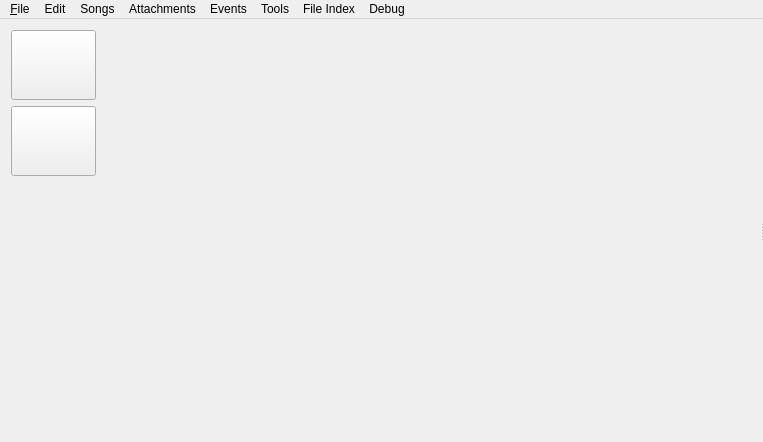
The window that src/mainwindow.ui (pasbi/CAN) describes before a commit, drawn with Qt 5.
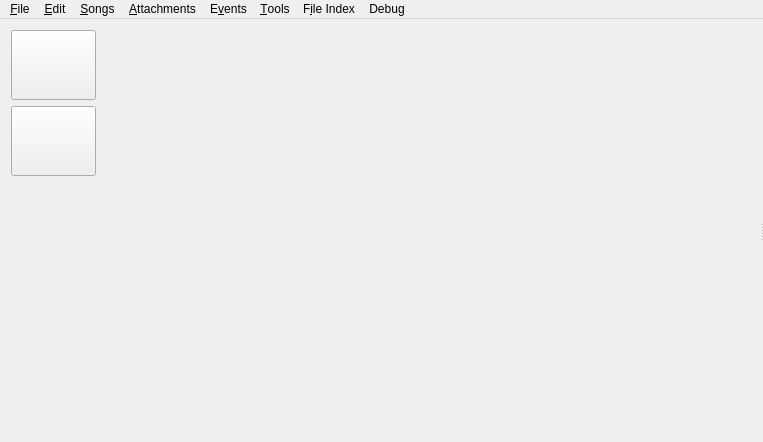
The same window after the commit. Icons and pictures are not drawn. Custom widgets are drawn as their Qt base class.

```diff
--- a/src/mainwindow.ui
+++ b/src/mainwindow.ui
@@ -205,7 +205,7 @@
      <string>Tools.</string>
     </property>
     <property name="title">
-     <string>Tools</string>
+     <string>&amp;Tools</string>
     </property>
     <addaction name="actionIdentites"/>
     <addaction name="actionSettings"/>
@@ -215,7 +215,7 @@
      <string>Attachment related stuff.</string>
     </property>
     <property name="title">
-     <string>Attachments</string>
+     <string>&amp;Attachments</string>
     </property>
     <addaction name="actionNew_Attachment"/>
     <addaction name="actionDelete_Attachment"/>
@@ -227,7 +227,7 @@
      <string>Edit.</string>
     </property>
     <property name="title">
-     <string>Edit</string>
+     <string>&amp;Edit</string>
     </property>
     <addaction name="actionUndo"/>
     <addaction name="actionRedo"/>
@@ -244,7 +244,7 @@
      <string>File index related stuff.</string>
     </property>
     <property name="title">
-     <string>File Index</string>
+     <string>F&amp;ile Index</string>
     </property>
     <addaction name="action_Index_Info"/>
     <addaction name="actionAdd_Folder"/>
@@ -256,7 +256,7 @@
      <string>Event related stuff.</string>
     </property>
     <property name="title">
-     <string>Events</string>
+     <string>E&amp;vents</string>
     </property>
    </widget>
    <widget class="QMenu" name="menuSongs">
@@ -264,7 +264,7 @@
      <string>Song related stuff.</string>
     </property>
     <property name="title">
-     <string>Songs</string>
+     <string>&amp;Songs</string>
     </property>
     <widget class="QMenu" name="menuVisible_attributes">
      <property name="title">
```
Left out of the diff: 11 changed lines with no effect on the pictures.
